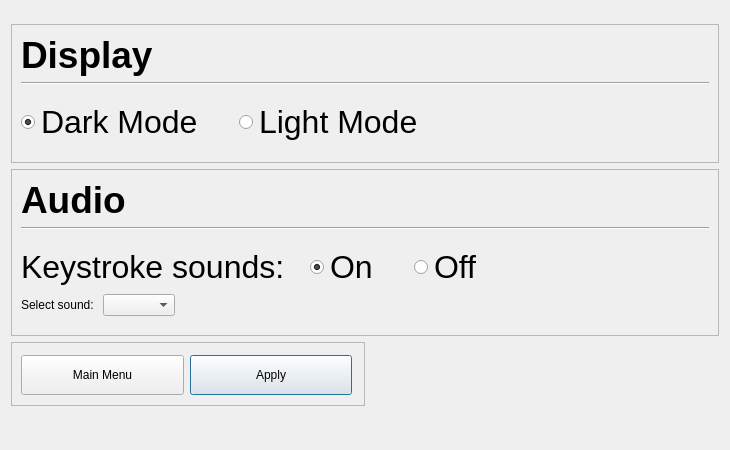
Before: the Qt Designer form speed-typer/source_ui/settingsWindow.ui in Rolv-Apneseth/ps-typer, drawn with Qt 5.
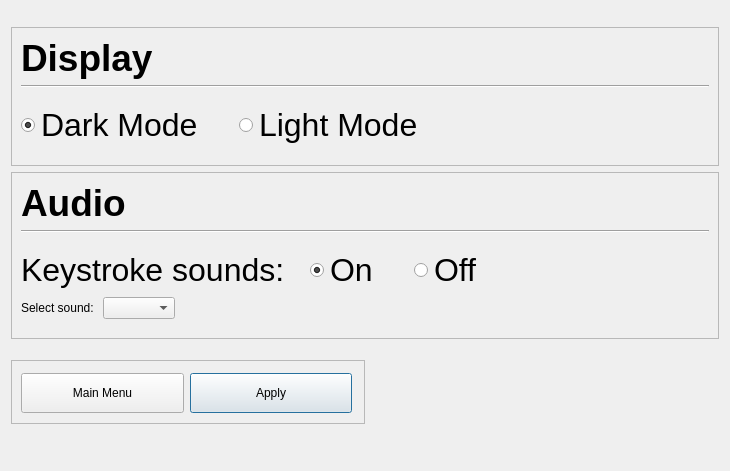
After: the same form once the commit is applied.

Commit message: Added small spacing between frames and final button frame in results and settings windows

What changed in the file:
```diff
--- a/speed-typer/source_ui/settingsWindow.ui
+++ b/speed-typer/source_ui/settingsWindow.ui
@@ -7,7 +7,7 @@
     <x>0</x>
     <y>0</y>
     <width>730</width>
-    <height>450</height>
+    <height>471</height>
    </rect>
   </property>
   <property name="windowTitle">
@@ -353,6 +353,22 @@
      </layout>
     </widget>
    </item>
+   <item>
+    <spacer name="verticalSpacer_5">
+     <property name="orientation">
+      <enum>Qt::Vertical</enum>
+     </property>
+     <property name="sizeType">
+      <enum>QSizePolicy::Fixed</enum>
+     </property>
+     <property name="sizeHint" stdset="0">
+      <size>
+       <width>20</width>
+       <height>15</height>
+      </size>
+     </property>
+    </spacer>
+   </item>
    <item>
     <layout class="QHBoxLayout" name="horizontalLayout_4">
      <property name="topMargin">
```
The commit also changes 3 other files.
